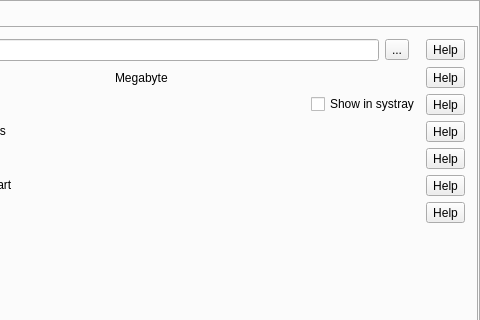
This is src/formMainWindow.ui in vkohaupt/vokoscreenNG as Qt 5 draws it before an edit; both pictures show x 230 to 710 and y 0 to 320 of the 710 by 428 pixel window. The edited form follows.
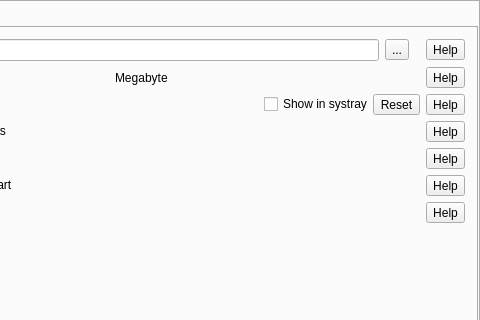
This is the edited form. The open tabs and pages were chosen to show the change. Icons and pictures are not drawn.

```diff
--- a/src/formMainWindow.ui
+++ b/src/formMainWindow.ui
@@ -1160,6 +1160,16 @@
                    </property>
                   </widget>
                  </item>
+                 <item>
+                  <widget class="QToolButton" name="toolButtonShowInSystrayAlternativeReset">
+                   <property name="toolTip">
+                    <string>Reset</string>
+                   </property>
+                   <property name="text">
+                    <string notr="true">Reset</string>
+                   </property>
+                  </widget>
+                 </item>
                 </layout>
                </widget>
               </item>
```
Left out of the diff: 2 changed lines with no effect on the pictures.
